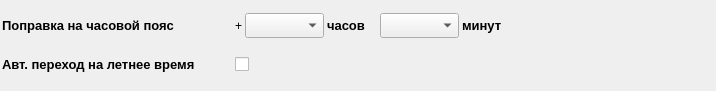
This is informPConfigurator/clockconfig.ui in Goodjamp/informPConfigurator as Qt 5 draws it before an edit. The edited form follows.
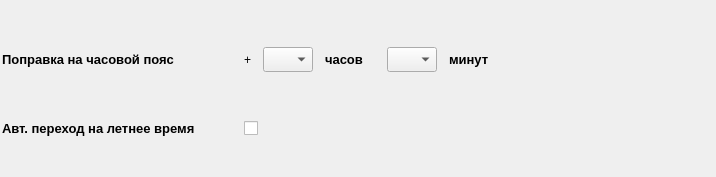
This is the edited form.

The edit to the form file:
```diff
--- a/informPConfigurator/clockconfig.ui
+++ b/informPConfigurator/clockconfig.ui
@@ -7,7 +7,7 @@
     <x>0</x>
     <y>0</y>
     <width>716</width>
-    <height>91</height>
+    <height>177</height>
    </rect>
   </property>
   <property name="windowTitle">
@@ -15,13 +15,13 @@
   </property>
   <layout class="QVBoxLayout" name="verticalLayout">
    <property name="spacing">
-    <number>3</number>
+    <number>12</number>
    </property>
    <property name="leftMargin">
     <number>2</number>
    </property>
    <property name="topMargin">
-    <number>2</number>
+    <number>15</number>
    </property>
    <property name="rightMargin">
     <number>2</number>
@@ -74,7 +74,7 @@
        </property>
        <property name="maximumSize">
         <size>
-         <width>100</width>
+         <width>50</width>
          <height>25</height>
         </size>
        </property>
@@ -123,7 +123,7 @@
        </property>
        <property name="maximumSize">
         <size>
-         <width>100</width>
+         <width>50</width>
          <height>25</height>
         </size>
        </property>
```
